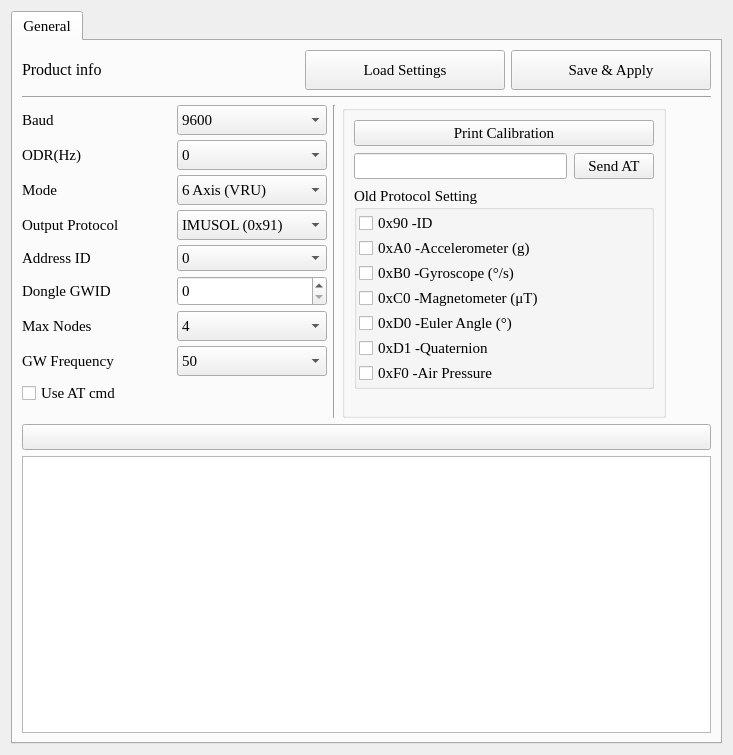
This is CHCenter/chsettingform.ui in dongFangTuring/CHCenter as Qt 5 draws it before an edit. The edited form follows.
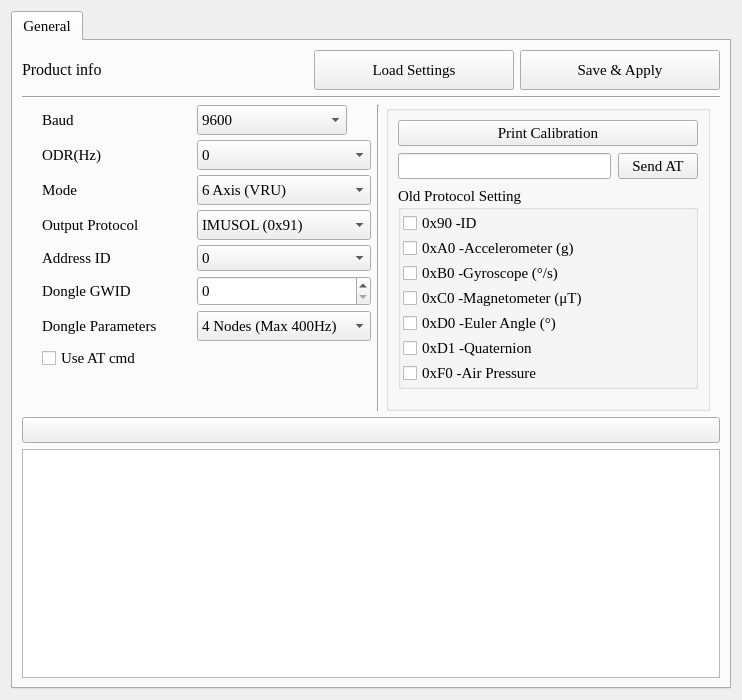
This is the edited form. Icons and pictures are not drawn.

Commit message: dongle setting method

Diff of the .ui file:
```diff
--- a/CHCenter/chsettingform.ui
+++ b/CHCenter/chsettingform.ui
@@ -9,8 +9,8 @@
    <rect>
     <x>0</x>
     <y>0</y>
-    <width>733</width>
-    <height>755</height>
+    <width>742</width>
+    <height>700</height>
    </rect>
   </property>
   <property name="sizePolicy">
@@ -21,13 +21,13 @@
   </property>
   <property name="minimumSize">
    <size>
-    <width>0</width>
+    <width>742</width>
     <height>0</height>
    </size>
   </property>
   <property name="maximumSize">
    <size>
-    <width>5000</width>
+    <width>742</width>
     <height>5000</height>
    </size>
   </property>
@@ -136,156 +136,11 @@
         </widget>
        </item>
        <item>
-        <layout class="QGridLayout" name="gridLayout">
-         <item row="0" column="2">
-          <layout class="QVBoxLayout" name="verticalLayout_11">
-           <item>
-            <widget class="QGroupBox" name="GB_Advanced">
-             <property name="title">
-              <string/>
-             </property>
-             <layout class="QVBoxLayout" name="verticalLayout_12">
-              <property name="spacing">
-               <number>7</number>
-              </property>
-              <item>
-               <widget class="QPushButton" name="BTN_PrintCalib">
-                <property name="sizePolicy">
-                 <sizepolicy hsizetype="Fixed" vsizetype="Fixed">
-                  <horstretch>0</horstretch>
-                  <verstretch>0</verstretch>
-                 </sizepolicy>
-                </property>
-                <property name="minimumSize">
-                 <size>
-                  <width>300</width>
-                  <height>0</height>
-                 </size>
-                </property>
-                <property name="maximumSize">
-                 <size>
-                  <width>300</width>
-                  <height>16777215</height>
-                 </size>
-                </property>
-                <property name="text">
-                 <string>Print Calibration</string>
-                </property>
-               </widget>
-              </item>
-              <item>
-               <layout class="QHBoxLayout" name="horizontalLayout_3">
-                <item>
-                 <widget class="QLineEdit" name="LE_ATCMD"/>
-                </item>
-                <item>
-                 <widget class="QPushButton" name="BTN_ATCMD">
-                  <property name="text">
-                   <string>Send AT</string>
-                  </property>
-                 </widget>
-                </item>
-               </layout>
-              </item>
-              <item>
-               <widget class="QGroupBox" name="GB_OldPTL">
-                <property name="title">
-                 <string>Old Protocol Setting</string>
-                </property>
-                <layout class="QVBoxLayout" name="verticalLayout_10">
-                 <property name="spacing">
-                  <number>1</number>
-                 </property>
-                 <property name="leftMargin">
-                  <number>2</number>
-                 </property>
-                 <property name="topMargin">
-                  <number>1</number>
-                 </property>
-                 <property name="rightMargin">
-                  <number>2</number>
-                 </property>
-                 <property name="bottomMargin">
-                  <number>1</number>
-                 </property>
-                 <item>
-                  <widget class="QCheckBox" name="CB_90">
-                   <property name="text">
-                    <string>0x90 -ID</string>
-                   </property>
-                  </widget>
-                 </item>
-                 <item>
-                  <widget class="QCheckBox" name="CB_A0">
-                   <property name="text">
-                    <string>0xA0 -Accelerometer (g)</string>
-                   </property>
-                  </widget>
-                 </item>
-                 <item>
-                  <widget class="QCheckBox" name="CB_B0">
-                   <property name="text">
-                    <string>0xB0 -Gyroscope (°/s)</string>
-                   </property>
-                  </widget>
-                 </item>
-                 <item>
-                  <widget class="QCheckBox" name="CB_C0">
-                   <property name="text">
-                    <string>0xC0 -Magnetometer (μT)</string>
-                   </property>
-                  </widget>
-                 </item>
-                 <item>
-                  <widget class="QCheckBox" name="CB_D0">
-                   <property name="text">
-                    <string>0xD0 -Euler Angle (°)</string>
-                   </property>
-                  </widget>
-                 </item>
-                 <item>
-                  <widget class="QCheckBox" name="CB_D1">
-                   <property name="text">
-                    <string>0xD1 -Quaternion</string>
-                   </property>
-                  </widget>
-                 </item>
-                 <item>
-                  <widget class="QCheckBox" name="CB_F0">
-                   <property name="text">
-                    <string>0xF0 -Air Pressure</string>
-                   </property>
-                  </widget>
-                 </item>
-                </layout>
-               </widget>
-              </item>
-              <item>
-               <spacer name="verticalSpacer_2">
-                <property name="orientation">
-                 <enum>Qt::Vertical</enum>
-                </property>
-                <property name="sizeHint" stdset="0">
-                 <size>
-                  <width>20</width>
-                  <height>10</height>
-                 </size>
-                </property>
-               </spacer>
-              </item>
-             </layout>
-            </widget>
-           </item>
-          </layout>
-         </item>
-         <item row="0" column="1">
-          <widget class="Line" name="line_3">
-           <property name="orientation">
-            <enum>Qt::Vertical</enum>
-           </property>
-          </widget>
-         </item>
-         <item row="0" column="0">
+        <layout class="QHBoxLayout" name="horizontalLayout">
+         <property name="leftMargin">
+          <number>20</number>
+         </property>
+         <item>
           <layout class="QVBoxLayout" name="verticalLayout_8">
            <property name="spacing">
             <number>5</number>
@@ -499,88 +354,6 @@
                </property>
               </widget>
              </item>
-             <item row="5" column="0">
-              <widget class="QLabel" name="Label_GWID">
-               <property name="minimumSize">
-                <size>
-                 <width>120</width>
-                 <height>0</height>
-                </size>
-               </property>
-               <property name="text">
-                <string>Dongle GWID</string>
-               </property>
-              </widget>
-             </item>
-             <item row="6" column="0">
-              <widget class="QLabel" name="Label_MaxNodeSize">
-               <property name="text">
-                <string>Max Nodes</string>
-               </property>
-              </widget>
-             </item>
-             <item row="7" column="0">
-              <widget class="QLabel" name="Label_GWFRQ">
-               <property name="text">
-                <string>GW Frequency</string>
-               </property>
-              </widget>
-             </item>
-             <item row="6" column="1">
-              <widget class="QComboBox" name="CB_MaxNodeSize">
-               <property name="minimumSize">
-                <size>
-                 <width>0</width>
-                 <height>30</height>
-                </size>
-               </property>
-               <item>
-                <property name="text">
-                 <string>4</string>
-                </property>
-               </item>
-               <item>
-                <property name="text">
-                 <string>8</string>
-                </property>
-               </item>
-               <item>
-                <property name="text">
-                 <string>16</string>
-                </property>
-               </item>
-              </widget>
-             </item>
-             <item row="5" column="1">
-              <widget class="QSpinBox" name="SB_GWID">
-               <property name="minimumSize">
-                <size>
-                 <width>0</width>
-                 <height>30</height>
-                </size>
-               </property>
-              </widget>
-             </item>
-             <item row="7" column="1">
-              <widget class="QComboBox" name="CB_GWFRQ">
-               <property name="minimumSize">
-                <size>
-                 <width>0</width>
-                 <height>30</height>
-                </size>
-               </property>
-               <item>
-                <property name="text">
-                 <string>50</string>
-                </property>
-               </item>
-               <item>
-                <property name="text">
-                 <string>100</string>
-                </property>
-               </item>
-              </widget>
-             </item>
              <item row="4" column="1">
               <widget class="QComboBox" name="CB_ID">
                <item>
@@ -625,6 +398,61 @@
                </item>
               </widget>
              </item>
+             <item row="5" column="0">
+              <widget class="QLabel" name="Label_GWID">
+               <property name="minimumSize">
+                <size>
+                 <width>120</width>
+                 <height>0</height>
+                </size>
+               </property>
+               <property name="text">
+                <string>Dongle GWID</string>
+               </property>
+              </widget>
+             </item>
+             <item row="5" column="1">
+              <widget class="QSpinBox" name="SB_GWID">
+               <property name="minimumSize">
+                <size>
+                 <width>0</width>
+                 <height>30</height>
+                </size>
+               </property>
+              </widget>
+             </item>
+             <item row="6" column="0">
+              <widget class="QLabel" name="Label_DongleParam">
+               <property name="text">
+                <string>Dongle Parameters</string>
+               </property>
+              </widget>
+             </item>
+             <item row="6" column="1">
+              <widget class="QComboBox" name="CB_DongleParam">
+               <property name="minimumSize">
+                <size>
+                 <width>0</width>
+                 <height>30</height>
+                </size>
+               </property>
+               <item>
+                <property name="text">
+                 <string>4 Nodes (Max 400Hz)</string>
+                </property>
+               </item>
+               <item>
+                <property name="text">
+                 <string>8 Nodes (Max 200Hz)</string>
+                </property>
+               </item>
+               <item>
+                <property name="text">
+                 <string>16 Nodes (Max 100Hz)</string>
+                </property>
+               </item>
+              </widget>
+             </item>
             </layout>
            </item>
            <item>
@@ -652,7 +480,155 @@
            </item>
           </layout>
          </item>
-         <item row="0" column="3">
+         <item>
+          <widget class="Line" name="line_3">
+           <property name="orientation">
+            <enum>Qt::Vertical</enum>
+           </property>
+          </widget>
+         </item>
+         <item>
+          <layout class="QVBoxLayout" name="verticalLayout_11">
+           <item>
+            <widget class="QGroupBox" name="GB_Advanced">
+             <property name="title">
+              <string/>
+             </property>
+             <layout class="QVBoxLayout" name="verticalLayout_12">
+              <property name="spacing">
+               <number>7</number>
+              </property>
+              <item>
+               <widget class="QPushButton" name="BTN_PrintCalib">
+                <property name="sizePolicy">
+                 <sizepolicy hsizetype="Fixed" vsizetype="Fixed">
+                  <horstretch>0</horstretch>
+                  <verstretch>0</verstretch>
+                 </sizepolicy>
+                </property>
+                <property name="minimumSize">
+                 <size>
+                  <width>300</width>
+                  <height>0</height>
+                 </size>
+                </property>
+                <property name="maximumSize">
+                 <size>
+                  <width>300</width>
+                  <height>16777215</height>
+                 </size>
+                </property>
+                <property name="text">
+                 <string>Print Calibration</string>
+                </property>
+               </widget>
+              </item>
+              <item>
+               <layout class="QHBoxLayout" name="horizontalLayout_3">
+                <item>
+                 <widget class="QLineEdit" name="LE_ATCMD"/>
+                </item>
+                <item>
+                 <widget class="QPushButton" name="BTN_ATCMD">
+                  <property name="text">
+                   <string>Send AT</string>
+                  </property>
+                 </widget>
+                </item>
+               </layout>
+              </item>
+              <item>
+               <widget class="QGroupBox" name="GB_OldPTL">
+                <property name="title">
+                 <string>Old Protocol Setting</string>
+                </property>
+                <layout class="QVBoxLayout" name="verticalLayout_10">
+                 <property name="spacing">
+                  <number>1</number>
+                 </property>
+                 <property name="leftMargin">
+                  <number>2</number>
+                 </property>
+                 <property name="topMargin">
+                  <number>1</number>
+                 </property>
+                 <property name="rightMargin">
+                  <number>2</number>
+                 </property>
+                 <property name="bottomMargin">
+                  <number>1</number>
+                 </property>
+                 <item>
+                  <widget class="QCheckBox" name="CB_90">
+                   <property name="text">
+                    <string>0x90 -ID</string>
+                   </property>
+                  </widget>
+                 </item>
+                 <item>
+                  <widget class="QCheckBox" name="CB_A0">
+                   <property name="text">
+                    <string>0xA0 -Accelerometer (g)</string>
+                   </property>
+                  </widget>
+                 </item>
+                 <item>
+                  <widget class="QCheckBox" name="CB_B0">
+                   <property name="text">
+                    <string>0xB0 -Gyroscope (°/s)</string>
+                   </property>
+                  </widget>
+                 </item>
+                 <item>
+                  <widget class="QCheckBox" name="CB_C0">
+                   <property name="text">
+                    <string>0xC0 -Magnetometer (μT)</string>
+                   </property>
+                  </widget>
+                 </item>
+                 <item>
+                  <widget class="QCheckBox" name="CB_D0">
+                   <property name="text">
+                    <string>0xD0 -Euler Angle (°)</string>
+                   </property>
+                  </widget>
+                 </item>
+                 <item>
+                  <widget class="QCheckBox" name="CB_D1">
+                   <property name="text">
+                    <string>0xD1 -Quaternion</string>
+                   </property>
+                  </widget>
+                 </item>
+                 <item>
+                  <widget class="QCheckBox" name="CB_F0">
+                   <property name="text">
+                    <string>0xF0 -Air Pressure</string>
+                   </property>
+                  </widget>
+                 </item>
+                </layout>
+               </widget>
+              </item>
+              <item>
+               <spacer name="verticalSpacer_2">
+                <property name="orientation">
+                 <enum>Qt::Vertical</enum>
+                </property>
+                <property name="sizeHint" stdset="0">
+                 <size>
+                  <width>20</width>
+                  <height>10</height>
+                 </size>
+                </property>
+               </spacer>
+              </item>
+             </layout>
+            </widget>
+           </item>
+          </layout>
+         </item>
+         <item>
           <spacer name="horizontalSpacer_2">
            <property name="orientation">
             <enum>Qt::Horizontal</enum>
```
The commit also changes 3 other files.
